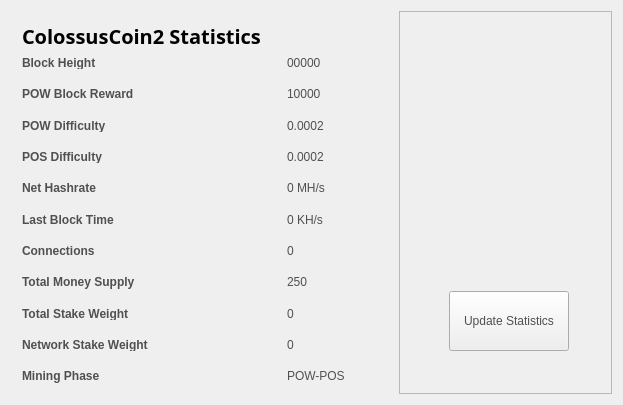
First picture: the form in src/qt/forms/statisticspage.ui, repository muddafudda/Colossuscoin, before the edit.
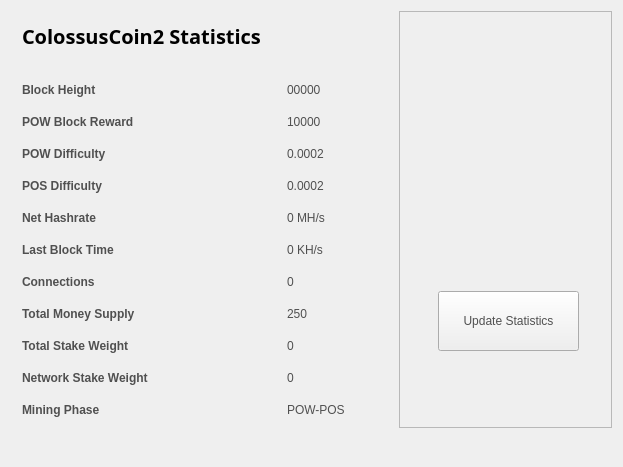
Second picture: the form after the edit. Icons and pictures are not drawn.

Diff of the .ui file:
```diff
--- a/src/qt/forms/statisticspage.ui
+++ b/src/qt/forms/statisticspage.ui
@@ -10,7 +10,7 @@
     <x>0</x>
     <y>0</y>
     <width>623</width>
-    <height>405</height>
+    <height>467</height>
    </rect>
   </property>
   <property name="windowTitle">
@@ -41,9 +41,9 @@
      <widget class="QPushButton" name="startButton">
       <property name="geometry">
        <rect>
-        <x>50</x>
+        <x>39</x>
         <y>280</y>
-        <width>120</width>
+        <width>141</width>
         <height>60</height>
        </rect>
       </property>
```
Left out of the diff: 4 changed lines with no effect on the pictures.
